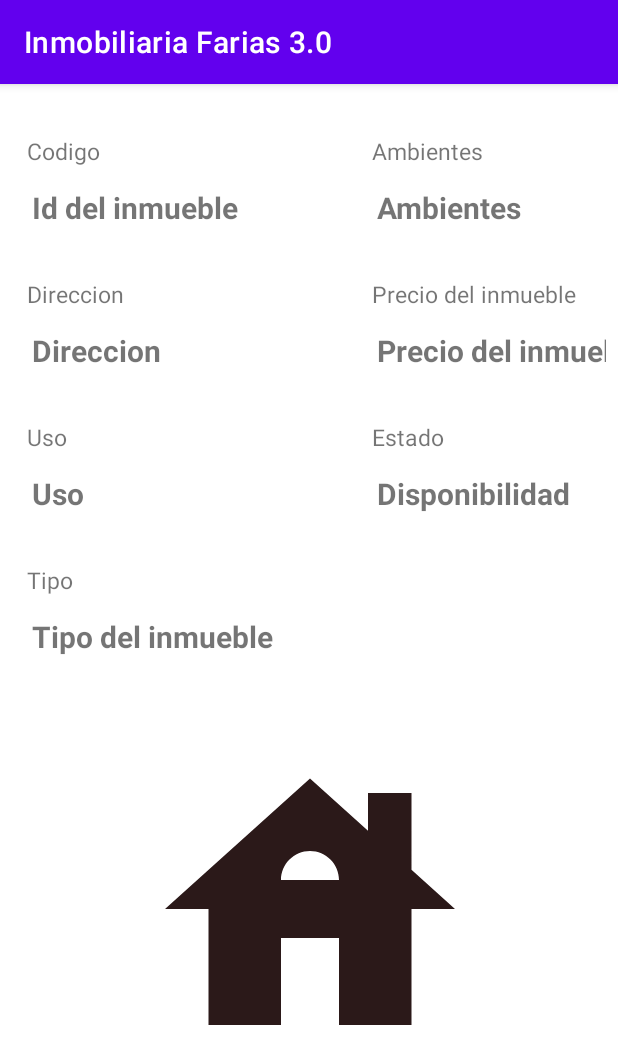
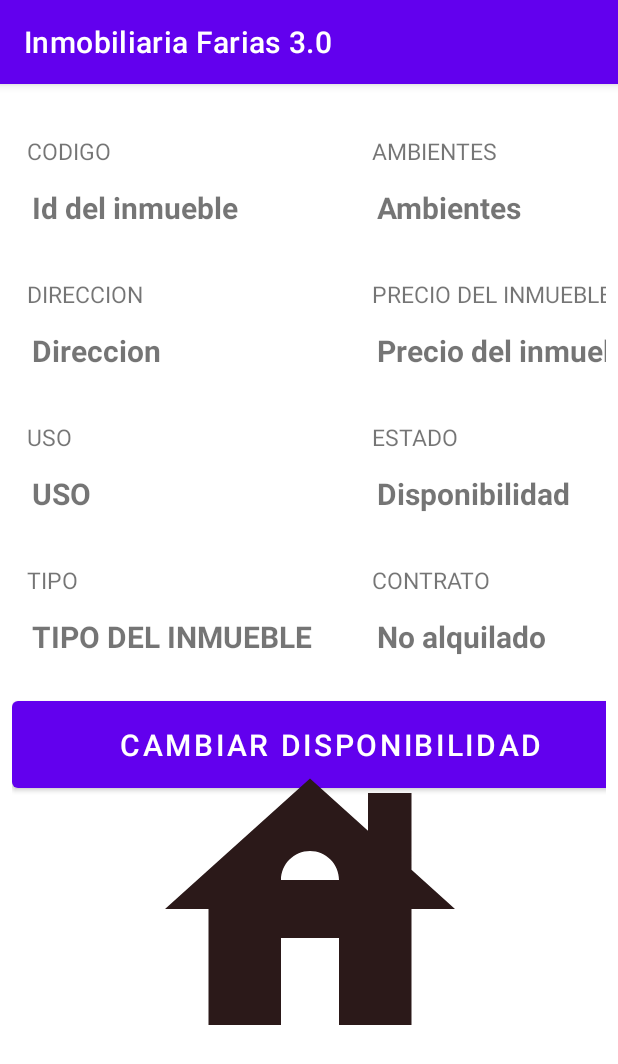
Before and after one commit to gfsanluis78/FariasTpIntegrador, an Android app: the fragment InmuebleDetalleFragment shown on its own in the app's theme, on a phone screen of 412 x 824 dp. Shown: the top 1064 px of the screen. Run offline under Robolectric (Android 15) with nearby library versions, the phone set to English and light mode, and no system bars; pictures from the network do not load; 9 statements that could not run were skipped.

Commit message:
Se termina el cambio de disponibilidad en la info de inmbueble. Tambien se agrega que muestre el dato de si esta alquilado o no.

```diff
--- a/app/src/main/java/com/farias/fariastpintegrador/ui/contrato/ContratoDetalleFragment.java
+++ b/app/src/main/java/com/farias/fariastpintegrador/ui/contrato/ContratoDetalleFragment.java
@@ -54,7 +54,7 @@ public class ContratoDetalleFragment extends Fragment {
                 public void onClick(View view) {
                     Bundle result = new Bundle();
                     result.putSerializable("elContrato", contrato);
-                    //getParentFragmentManager().setFragmentResult("requestKey", result);
+
                     Navigation.findNavController(view).navigate(R.id.pagoFragment, result);
                 }
             });
--- a/app/src/main/java/com/farias/fariastpintegrador/ui/inmuebles/InmuebleDetalleFragment.java
+++ b/app/src/main/java/com/farias/fariastpintegrador/ui/inmuebles/InmuebleDetalleFragment.java
@@ -1,6 +1,9 @@
 package com.farias.fariastpintegrador.ui.inmuebles;
 
+import androidx.lifecycle.Observer;
 import androidx.lifecycle.ViewModelProvider;
+
+import android.annotation.SuppressLint;
 import android.os.Bundle;
 import androidx.annotation.NonNull;
 import androidx.annotation.Nullable;
@@ -11,18 +14,22 @@ import android.view.View;
 import android.view.ViewGroup;
 import com.bumptech.glide.Glide;
 import com.bumptech.glide.load.engine.DiskCacheStrategy;
+import com.farias.fariastpintegrador.databinding.FragmentContratoDetalleBinding;
 import com.farias.fariastpintegrador.databinding.FragmentInmuebleDetalleBinding;
+import com.farias.fariastpintegrador.modelo.Contrato;
 
 
 public class InmuebleDetalleFragment extends Fragment {
 
     private InmuebleDetalleViewModel mViewModel;
     private FragmentInmuebleDetalleBinding binding;
+    private Contrato c;
 
     public static InmuebleDetalleFragment newInstance() {
         return new InmuebleDetalleFragment();
     }
 
+    @SuppressLint("WrongConstant")
     @Override
     public View onCreateView(@NonNull LayoutInflater inflater, @Nullable ViewGroup container,
                              @Nullable Bundle savedInstanceState) {
@@ -36,6 +43,14 @@ public class InmuebleDetalleFragment extends Fragment {
 
 
         mViewModel.getInmueble().observe(getViewLifecycleOwner(), inmueble ->  {
+
+                mViewModel.setContrato(inmueble);
+                mViewModel.getContrato().observe(getViewLifecycleOwner(), contrato ->  {
+                   {
+                       c = contrato;
+                    }
+                });
+
                 binding.TVDireccionDetalle.setText(inmueble.getDireccion());
                 binding.TVPrecioDetalle.setText(inmueble.getPrecio()+"");
                 binding.TVIdDetalle.setText(inmueble.getIdInmueble()+"");
@@ -43,6 +58,18 @@ public class InmuebleDetalleFragment extends Fragment {
                 binding.TVUsoDetalle.setText(inmueble.getUso());
                 binding.TVTipoDetalle.setText(inmueble.getTipo());
                 binding.TVDisponibilidadDetalle.setText(inmueble.isEstado()? "Disponible" : "No disponible");
+                binding.TVAlquilado.setText(c == null? "No alquilado" : "Alquilado(n° "+c.getIdContrato()+")" );
+                binding.BTDisponibilidad.setVisibility(c == null? 0 : 4);
+                binding.BTDisponibilidad.setOnClickListener(new View.OnClickListener(){
+                    @Override
+                    public void onClick(View view) {
+                        Log.d("mensaje", "Click en cambiar disponibilidad de " + inmueble.isEstado() );
+                        inmueble.setEstado(inmueble.isEstado() == true? false: true);
+                        Log.d("mensaje", "a disponibilidad " + inmueble.isEstado() );
+                        mViewModel.cambiarDisponiblidad(inmueble);
+                        mViewModel.setInmueble(getArguments());
+                    }
+                });
                 Glide.with(getContext())
                         .load(inmueble.getImagen())
                         .diskCacheStrategy(DiskCacheStrategy.ALL)               // Llama la imagen remota y la carga en el cache,
--- a/app/src/main/java/com/farias/fariastpintegrador/ui/inmuebles/InmuebleDetalleViewModel.java
+++ b/app/src/main/java/com/farias/fariastpintegrador/ui/inmuebles/InmuebleDetalleViewModel.java
@@ -1,25 +1,62 @@
 package com.farias.fariastpintegrador.ui.inmuebles;
 
 import android.os.Bundle;
+import android.util.Log;
+
 import androidx.lifecycle.MutableLiveData;
 import androidx.lifecycle.ViewModel;
+
+import com.farias.fariastpintegrador.modelo.Contrato;
 import com.farias.fariastpintegrador.modelo.Inmueble;
+import com.farias.fariastpintegrador.request.ApiClient;
 
 public class InmuebleDetalleViewModel extends ViewModel {
-    MutableLiveData<Inmueble> inmueble ;
+    private MutableLiveData<Inmueble> inmueble ;
+    private MutableLiveData<Contrato> contrato;
+    //private MutableLiveData<Integer> visibleCambiar;
+
+
+    ApiClient apiClient;
 
     public InmuebleDetalleViewModel() {
         this.inmueble = new MutableLiveData<>();
+        this.contrato = new MutableLiveData<>();
+//        this.visibleCambiar = new MutableLiveData<>();
     }
 
     public MutableLiveData<Inmueble> getInmueble() {
         return inmueble;
     }
 
+    public MutableLiveData<Contrato> getContrato() { return contrato; }
+
+//    public MutableLiveData<Integer> getVisibleCambiar() { return visibleCambiar; }
+
+
     public void setInmueble(Bundle bundle) {
         Inmueble i = (Inmueble) bundle.getSerializable("inmueble");
+        inmueble.setValue(i);
+    }
+
+    public void setContrato(Inmueble inmueble) {
+        apiClient = ApiClient.getApi();
+        contrato.setValue(apiClient.obtenerContratoVigente(inmueble));
+        Log.d("mensaje viewmodel Inm" , contrato.toString());
+    }
+
+    public void cambiarDisponiblidad(Inmueble i) {
+        apiClient = ApiClient.getApi();
+        apiClient.actualizarInmueble(i);
+    }
 
 
-        inmueble.setValue(i);
-    }
+//    public void setVisibleCambiar(){
+//        if (visibleCambiar == null) {
+//            visibleCambiar = new MutableLiveData<>();
+//        }
+//    }
+
+
+
+
 }
--- a/app/src/main/res/layout/fragment_contrato_detalle.xml
+++ b/app/src/main/res/layout/fragment_contrato_detalle.xml
@@ -137,9 +137,11 @@
             />
 
         <Button
+            android:layout_gravity="center"
             android:id="@+id/BT_contratos_pagos"
-            android:layout_width="match_parent"
+            android:layout_width="wrap_content"
             android:layout_height="wrap_content"
+            android:textSize="30sp"
             android:text="Pagos" />
 
 
--- a/app/src/main/res/layout/fragment_inmueble_detalle.xml
+++ b/app/src/main/res/layout/fragment_inmueble_detalle.xml
@@ -27,7 +27,7 @@
                 android:layout_marginLeft="10dp"
                 android:layout_marginTop="10dp"
                 android:width="230dp"
-                android:text="Codigo"
+                android:text="CODIGO"
                 android:textSize="15sp"
                 tools:layout_editor_absoluteX="8dp">
 
@@ -36,7 +36,7 @@
             <TextView
                 android:id="@+id/TV_labelAmbientes"
                 android:layout_marginTop="10dp"
-                android:text="Ambientes"
+                android:text="AMBIENTES"
                 android:textSize="15sp"
                 app:layout_constraintTop_toTopOf="parent"
                 tools:layout_editor_absoluteX="8dp">
@@ -82,7 +82,7 @@
                 android:id="@+id/TV_labelDireccion"
                 android:layout_marginLeft="10dp"
                 android:layout_marginTop="30dp"
-                android:text="Direccion"
+                android:text="DIRECCION"
                 android:textSize="15sp"
                 app:layout_constraintTop_toTopOf="parent"
                 tools:layout_editor_absoluteX="8dp">
@@ -92,7 +92,7 @@
             <TextView
                 android:id="@+id/TV_labelPrecio"
                 android:layout_marginTop="30dp"
-                android:text="Precio del inmueble"
+                android:text="PRECIO DEL INMUEBLE"
                 android:textSize="15sp"
                 app:layout_constraintTop_toBottomOf="@+id/TV_titulo_detalle"
                 tools:layout_editor_absoluteX="8dp">
@@ -136,7 +136,7 @@
                 android:id="@+id/TV_labelUso"
                 android:layout_marginLeft="10dp"
                 android:layout_marginTop="30dp"
-                android:text="Uso"
+                android:text="USO"
                 android:textSize="15sp"
                 tools:layout_editor_absoluteX="8dp">
 
@@ -145,7 +145,7 @@
             <TextView
                 android:id="@+id/TV_labelDisponibilidad"
                 android:layout_marginTop="30dp"
-                android:text="Estado"
+                android:text="ESTADO"
                 android:textSize="15sp"
                 app:layout_constraintTop_toTopOf="parent"
                 tools:layout_editor_absoluteX="8dp">
@@ -163,6 +163,7 @@
                 android:layout_marginTop="10dp"
                 android:padding="3dip"
                 android:text="Uso"
+                android:textAllCaps="true"
                 android:textSize="20sp"
                 android:textStyle="bold"
                 app:layout_constraintTop_toBottomOf="@+id/TV_labelId"
@@ -191,7 +192,17 @@
                 android:id="@+id/TV_labelTipoDetalle"
                 android:layout_marginLeft="10dp"
                 android:layout_marginTop="30dp"
-                android:text="Tipo"
+                android:text="TIPO"
+                android:textSize="15sp"
+                app:layout_constraintTop_toTopOf="parent"
+                tools:layout_editor_absoluteX="8dp">
+
+            </TextView>
+
+            <TextView
+                android:id="@+id/TV_labelAlquilado"
+                android:layout_marginTop="30dp"
+                android:text="CONTRATO"
                 android:textSize="15sp"
                 app:layout_constraintTop_toTopOf="parent"
                 tools:layout_editor_absoluteX="8dp">
@@ -207,14 +218,44 @@
                 android:id="@+id/TV_TipoDetalle"
                 android:layout_marginLeft="10dp"
                 android:layout_marginTop="10dp"
+                android:capitalize="none"
                 android:padding="3dip"
                 android:text="Tipo del inmueble"
+                android:textAllCaps="true"
                 android:textSize="20sp"
                 android:textStyle="bold"
                 app:layout_constraintTop_toTopOf="parent"
                 tools:layout_editor_absoluteX="8dp">
 
             </TextView>
+
+            <TextView
+                android:id="@+id/TV_alquilado"
+                android:layout_marginTop="10dp"
+                android:padding="3dip"
+                android:text="Alquilado"
+                android:textSize="20sp"
+                android:textStyle="bold"
+                app:layout_constraintTop_toTopOf="parent"
+                tools:layout_editor_absoluteX="8dp">
+
+            </TextView>
+
+        </TableRow>
+
+        <TableRow
+            >
+
+            <Button
+                android:id="@+id/BT_Disponibilidad"
+                android:layout_width="wrap_content"
+                android:layout_marginTop="20dp"
+                android:layout_height="70dp"
+                android:text="Cambiar disponibilidad"
+                android:textSize="20sp"
+                android:layout_span="2">
+
+            </Button>
 
         </TableRow>
 
```
